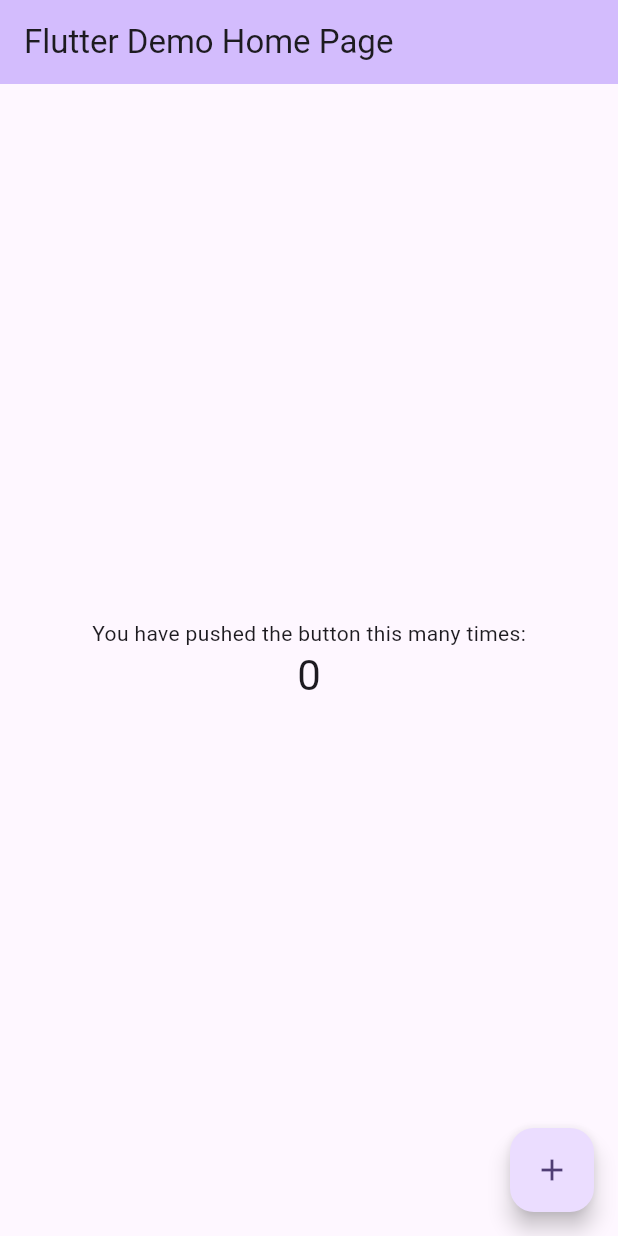
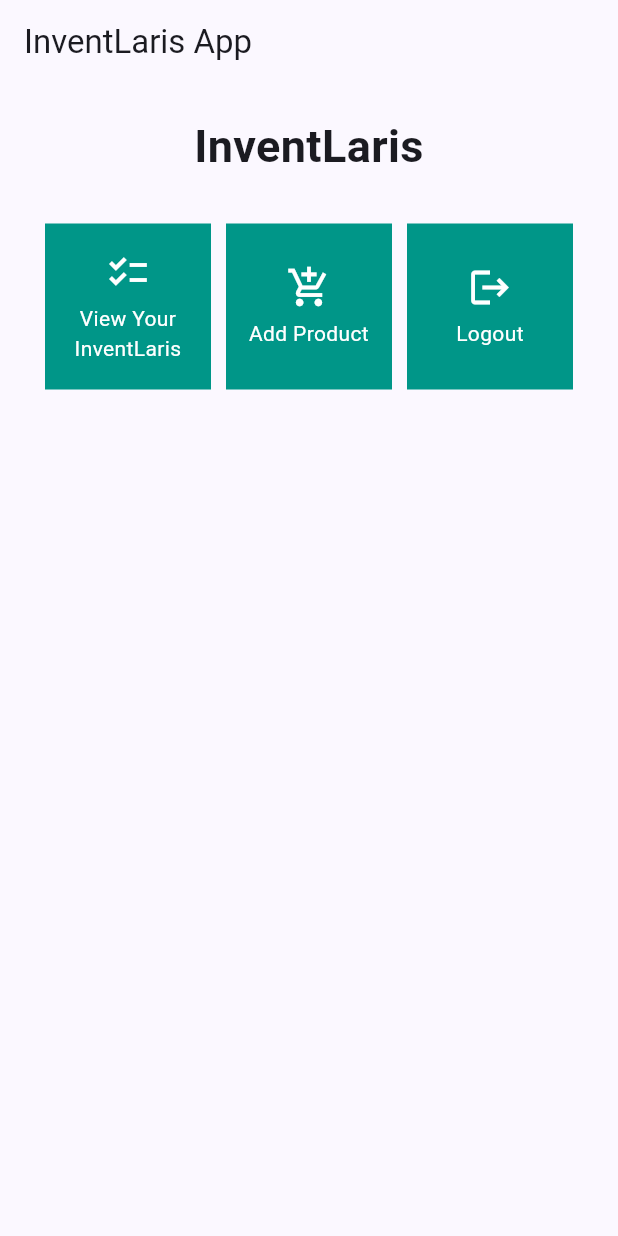
Before and after one commit to cyrilladrian/assignment-flutter, a Flutter app: the screen it shows after launch, on a phone screen of 412 x 824 dp. Run offline on Flutter 3.47's test engine with Material 2 defaults, Android fonts, the phone set to English and light mode, and no system bars.

Commit message:
update for assignment 7

```diff
--- a/lib/main.dart
+++ b/lib/main.dart
@@ -1,4 +1,5 @@
 import 'package:flutter/material.dart';
+import 'package:assignment_flutter/menu.dart';
 
 void main() {
   runApp(const MyApp());
@@ -11,7 +12,7 @@ class MyApp extends StatelessWidget {
   @override
   Widget build(BuildContext context) {
     return MaterialApp(
-      title: 'Flutter Demo',
+      title: 'InventLaris App',
       theme: ThemeData(
         // This is the theme of your application.
         //
@@ -28,98 +29,10 @@ class MyApp extends StatelessWidget {
         //
         // This works for code too, not just values: Most code changes can be
         // tested with just a hot reload.
-        colorScheme: ColorScheme.fromSeed(seedColor: Colors.deepPurple),
+        colorScheme: ColorScheme.fromSeed(seedColor: Colors.indigo),
         useMaterial3: true,
       ),
-      home: const MyHomePage(title: 'Flutter Demo Home Page'),
+      home: MyHomePage(),
     );
   }
 }
-
-class MyHomePage extends StatefulWidget {
-  const MyHomePage({super.key, required this.title});
-
-  // This widget is the home page of your application. It is stateful, meaning
-  // that it has a State object (defined below) that contains fields that affect
-  // how it looks.
-
-  // This class is the configuration for the state. It holds the values (in this
-  // case the title) provided by the parent (in this case the App widget) and
-  // used by the build method of the State. Fields in a Widget subclass are
-  // always marked "final".
-
-  final String title;
-
-  @override
-  State<MyHomePage> createState() => _MyHomePageState();
-}
-
-class _MyHomePageState extends State<MyHomePage> {
-  int _counter = 0;
-
-  void _incrementCounter() {
-    setState(() {
-      // This call to setState tells the Flutter framework that something has
-      // changed in this State, which causes it to rerun the build method below
-      // so that the display can reflect the updated values. If we changed
-      // _counter without calling setState(), then the build method would not be
-      // called again, and so nothing would appear to happen.
-      _counter++;
-    });
-  }
-
-  @override
-  Widget build(BuildContext context) {
-    // This method is rerun every time setState is called, for instance as done
-    // by the _incrementCounter method above.
-    //
-    // The Flutter framework has been optimized to make rerunning build methods
-    // fast, so that you can just rebuild anything that needs updating rather
-    // than having to individually change instances of widgets.
-    return Scaffold(
-      appBar: AppBar(
-        // TRY THIS: Try changing the color here to a specific color (to
-        // Colors.amber, perhaps?) and trigger a hot reload to see the AppBar
-        // change color while the other colors stay the same.
-        backgroundColor: Theme.of(context).colorScheme.inversePrimary,
-        // Here we take the value from the MyHomePage object that was created by
-        // the App.build method, and use it to set our appbar title.
-        title: Text(widget.title),
-      ),
-      body: Center(
-        // Center is a layout widget. It takes a single child and positions it
-        // in the middle of the parent.
-        child: Column(
-          // Column is also a layout widget. It takes a list of children and
-          // arranges them vertically. By default, it sizes itself to fit its
-          // children horizontally, and tries to be as tall as its parent.
-          //
-          // Column has various properties to control how it sizes itself and
-          // how it positions its children. Here we use mainAxisAlignment to
-          // center the children vertically; the main axis here is the vertical
-          // axis because Columns are vertical (the cross axis would be
-          // horizontal).
-          //
-          // TRY THIS: Invoke "debug painting" (choose the "Toggle Debug Paint"
-          // action in the IDE, or press "p" in the console), to see the
-          // wireframe for each widget.
-          mainAxisAlignment: MainAxisAlignment.center,
-          children: <Widget>[
-            const Text(
-              'You have pushed the button this many times:',
-            ),
-            Text(
-              '$_counter',
-              style: Theme.of(context).textTheme.headlineMedium,
-            ),
-          ],
-        ),
-      ),
-      floatingActionButton: FloatingActionButton(
-        onPressed: _incrementCounter,
-        tooltip: 'Increment',
-        child: const Icon(Icons.add),
-      ), // This trailing comma makes auto-formatting nicer for build methods.
-    );
-  }
-}
--- /dev/null
+++ b/lib/menu.dart
@@ -0,0 +1,127 @@
+import 'package:flutter/material.dart';
+
+class ShopItem {
+  final String name;
+  final IconData icon;
+
+  ShopItem(this.name, this.icon);
+}
+
+class MyHomePage extends StatelessWidget {
+  MyHomePage({Key? key}) : super(key: key);
+
+  final List<ShopItem> items = [
+    ShopItem("View Your InventLaris", Icons.checklist),
+    ShopItem("Add Product", Icons.add_shopping_cart),
+    ShopItem("Logout", Icons.logout),
+  ];
+
+  // This widget is the home page of your application. It is stateful, meaning
+  // that it has a State object (defined below) that contains fields that affect
+  // how it looks.
+
+  // This class is the configuration for the state. It holds the values (in this
+  // case the title) provided by the parent (in this case the App widget) and
+  // used by the build method of the State. Fields in a Widget subclass are
+  // always marked "final".
+
+  @override
+  Widget build(BuildContext context) {
+    // This method is rerun every time setState is called, for instance as done
+    // by the _incrementCounter method above.
+    //
+    // The Flutter framework has been optimized to make rerunning build methods
+    // fast, so that you can just rebuild anything that needs updating rather
+    // than having to individually change instances of widgets.
+    return Scaffold(
+      appBar: AppBar(
+        title: const Text(
+          'InventLaris App',
+        ),
+      ),
+      body: SingleChildScrollView(
+        // Scrolling wrapper widget
+        child: Padding(
+          padding: const EdgeInsets.all(10.0), // Set padding for the page
+          child: Column(
+            // Widget to display children vertically
+            children: <Widget>[
+              const Padding(
+                padding: EdgeInsets.only(top: 10.0, bottom: 10.0),
+                // Text widget to display text with center alignment and appropriate style
+                child: Text(
+                  'InventLaris', // Text indicating the shop name
+                  textAlign: TextAlign.center,
+                  style: TextStyle(
+                    fontSize: 30,
+                    fontWeight: FontWeight.bold,
+                  ),
+                ),
+              ),
+              // Grid layout
+              GridView.count(
+                // Container for our cards.
+                primary: true,
+                padding: const EdgeInsets.all(20),
+                crossAxisSpacing: 10,
+                mainAxisSpacing: 10,
+                crossAxisCount: 3,
+                shrinkWrap: true,
+                children: items.map((ShopItem item) {
+                  // Iteration for each item
+                  return ShopCard(item);
+                }).toList(),
+              ),
+            ],
+          ),
+        ),
+      ),
+    );
+  }
+}
+
+
+class ShopCard extends StatelessWidget {
+  final ShopItem item;
+
+  const ShopCard(this.item, {super.key}); // Constructor
+
+  @override
+  Widget build(BuildContext context) {
+    return Material(
+      color: Colors.teal,
+      child: InkWell(
+        // Responsive touch area
+        onTap: () {
+          // Show a SnackBar when clicked
+          ScaffoldMessenger.of(context)
+            ..hideCurrentSnackBar()
+            ..showSnackBar(SnackBar(
+                content: Text("You pressed the ${item.name} button!")));
+        },
+        child: Container(
+          // Container to hold Icon and Text
+          padding: const EdgeInsets.all(8),
+          child: Center(
+            child: Column(
+              mainAxisAlignment: MainAxisAlignment.center,
+              children: [
+                Icon(
+                  item.icon,
+                  color: Colors.white,
+                  size: 30.0,
+                ),
+                const Padding(padding: EdgeInsets.all(3)),
+                Text(
+                  item.name,
+                  textAlign: TextAlign.center,
+                  style: const TextStyle(color: Colors.white),
+                ),
+              ],
+            ),
+          ),
+        ),
+      ),
+    );
+  }
+}
```
Also changed, not shown: 2 other files.
